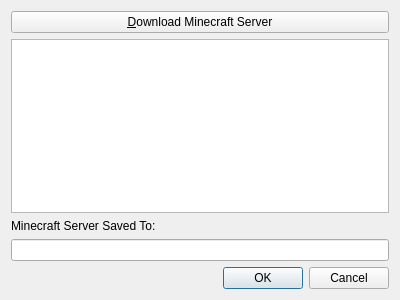
This is downloaddialog.ui in BrainB0ne/qtmcserver as Qt 5 draws it before an edit. The edited form follows.
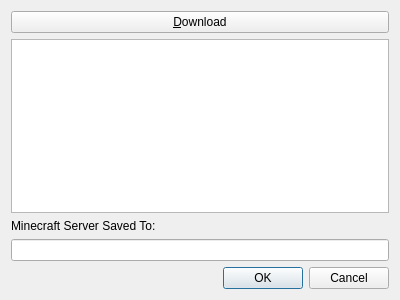
This is the edited form. Icons and pictures are not drawn.

Patch:
```diff
--- a/downloaddialog.ui
+++ b/downloaddialog.ui
@@ -21,7 +21,7 @@
    <item row="0" column="0">
     <widget class="QPushButton" name="downloadButton">
      <property name="text">
-      <string>&amp;Download Minecraft Server</string>
+      <string>&amp;Download</string>
      </property>
     </widget>
    </item>
```
